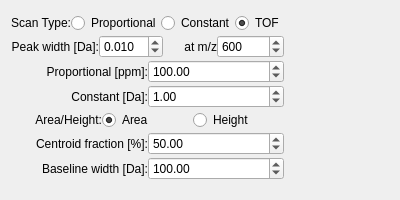
qtplatz/qtplatz, file src/adplugins/qtwidgets/centroidform.ui: the form before one commit.
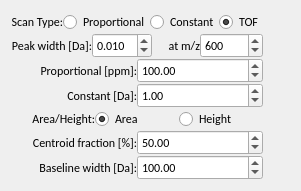
The form after the commit.

What changed in the file:
```diff
--- a/src/adplugins/qtwidgets/centroidform.ui
+++ b/src/adplugins/qtwidgets/centroidform.ui
@@ -6,8 +6,8 @@
    <rect>
     <x>0</x>
     <y>0</y>
-    <width>400</width>
-    <height>200</height>
+    <width>301</width>
+    <height>168</height>
    </rect>
   </property>
   <property name="windowTitle">
@@ -23,6 +23,11 @@
       <layout class="QHBoxLayout" name="horizontalLayout7">
        <item>
         <widget class="QLabel" name="label">
+         <property name="font">
+          <font>
+           <family>Calibri</family>
+          </font>
+         </property>
          <property name="text">
           <string>Scan Type:</string>
          </property>
@@ -33,6 +38,11 @@
        </item>
        <item>
         <widget class="QRadioButton" name="radioButton_propo">
+         <property name="font">
+          <font>
+           <family>Calibri</family>
+          </font>
+         </property>
          <property name="text">
           <string>Proportional</string>
          </property>
@@ -43,6 +53,11 @@
        </item>
        <item>
         <widget class="QRadioButton" name="radioButton_constant">
+         <property name="font">
+          <font>
+           <family>Calibri</family>
+          </font>
+         </property>
          <property name="text">
           <string>Constant</string>
          </property>
@@ -53,6 +68,11 @@
        </item>
        <item>
         <widget class="QRadioButton" name="radioButton_tof">
+         <property name="font">
+          <font>
+           <family>Calibri</family>
+          </font>
+         </property>
          <property name="text">
           <string>TOF</string>
          </property>
@@ -70,6 +90,11 @@
       <layout class="QHBoxLayout" name="horizontalLayout6">
        <item>
         <widget class="QLabel" name="label_2">
+         <property name="font">
+          <font>
+           <family>Calibri</family>
+          </font>
+         </property>
          <property name="text">
           <string>Peak width [Da]:</string>
          </property>
@@ -80,6 +105,11 @@
        </item>
        <item>
         <widget class="QDoubleSpinBox" name="doubleSpinBox_peakwidth">
+         <property name="font">
+          <font>
+           <family>Calibri</family>
+          </font>
+         </property>
          <property name="decimals">
           <number>3</number>
          </property>
@@ -96,6 +126,11 @@
        </item>
        <item>
         <widget class="QLabel" name="label_3">
+         <property name="font">
+          <font>
+           <family>Calibri</family>
+          </font>
+         </property>
          <property name="text">
           <string>at m/z</string>
          </property>
@@ -106,6 +141,11 @@
        </item>
        <item>
         <widget class="QDoubleSpinBox" name="doubleSpinBox_mz">
+         <property name="font">
+          <font>
+           <family>Calibri</family>
+          </font>
+         </property>
          <property name="decimals">
           <number>0</number>
          </property>
@@ -123,6 +163,11 @@
       <layout class="QHBoxLayout" name="horizontalLayout5">
        <item>
         <widget class="QLabel" name="label_4">
+         <property name="font">
+          <font>
+           <family>Calibri</family>
+          </font>
+         </property>
          <property name="text">
           <string>Proportional [ppm]:</string>
          </property>
@@ -133,6 +178,11 @@
        </item>
        <item>
         <widget class="QDoubleSpinBox" name="doubleSpinBox_proportional">
+         <property name="font">
+          <font>
+           <family>Calibri</family>
+          </font>
+         </property>
          <property name="maximum">
           <double>100000.000000000000000</double>
          </property>
@@ -147,6 +197,11 @@
       <layout class="QHBoxLayout" name="horizontalLayout4">
        <item>
         <widget class="QLabel" name="label_5">
+         <property name="font">
+          <font>
+           <family>Calibri</family>
+          </font>
+         </property>
          <property name="text">
           <string>Constant [Da]:</string>
          </property>
@@ -157,6 +212,11 @@
        </item>
        <item>
         <widget class="QDoubleSpinBox" name="doubleSpinBox_constant">
+         <property name="font">
+          <font>
+           <family>Calibri</family>
+          </font>
+         </property>
          <property name="value">
           <double>1.000000000000000</double>
          </property>
@@ -168,6 +228,11 @@
       <layout class="QHBoxLayout" name="horizontalLayout3">
        <item>
         <widget class="QLabel" name="label_6">
+         <property name="font">
+          <font>
+           <family>Calibri</family>
+          </font>
+         </property>
          <property name="text">
           <string>Area/Height:</string>
          </property>
@@ -178,6 +243,11 @@
        </item>
        <item>
         <widget class="QRadioButton" name="radioButton_area">
+         <property name="font">
+          <font>
+           <family>Calibri</family>
+          </font>
+         </property>
          <property name="text">
           <string>Area</string>
          </property>
@@ -191,6 +261,11 @@
        </item>
        <item>
         <widget class="QRadioButton" name="radioButton_height">
+         <property name="font">
+          <font>
+           <family>Calibri</family>
+          </font>
+         </property>
          <property name="text">
           <string>Height</string>
          </property>
@@ -205,6 +280,11 @@
       <layout class="QHBoxLayout" name="horizontalLayout2">
        <item>
         <widget class="QLabel" name="label_7">
+         <property name="font">
+          <font>
+           <family>Calibri</family>
+          </font>
+         </property>
          <property name="text">
           <string>Centroid fraction [%]:</string>
          </property>
@@ -215,6 +295,11 @@
        </item>
        <item>
         <widget class="QDoubleSpinBox" name="doubleSpinBox_centroidfraction">
+         <property name="font">
+          <font>
+           <family>Calibri</family>
+          </font>
+         </property>
          <property name="value">
           <double>50.000000000000000</double>
          </property>
@@ -226,6 +311,11 @@
       <layout class="QHBoxLayout" name="horizontalLayout1">
        <item>
         <widget class="QLabel" name="label_8">
+         <property name="font">
+          <font>
+           <family>Calibri</family>
+          </font>
+         </property>
          <property name="text">
           <string>Baseline width [Da]:</string>
          </property>
@@ -236,6 +326,11 @@
        </item>
        <item>
         <widget class="QDoubleSpinBox" name="doubleSpinBox_baselinewidth">
+         <property name="font">
+          <font>
+           <family>Calibri</family>
+          </font>
+         </property>
          <property name="maximum">
           <double>1000.000000000000000</double>
          </property>
```
Left out of the diff: 2 changed lines with no effect on the pictures.
